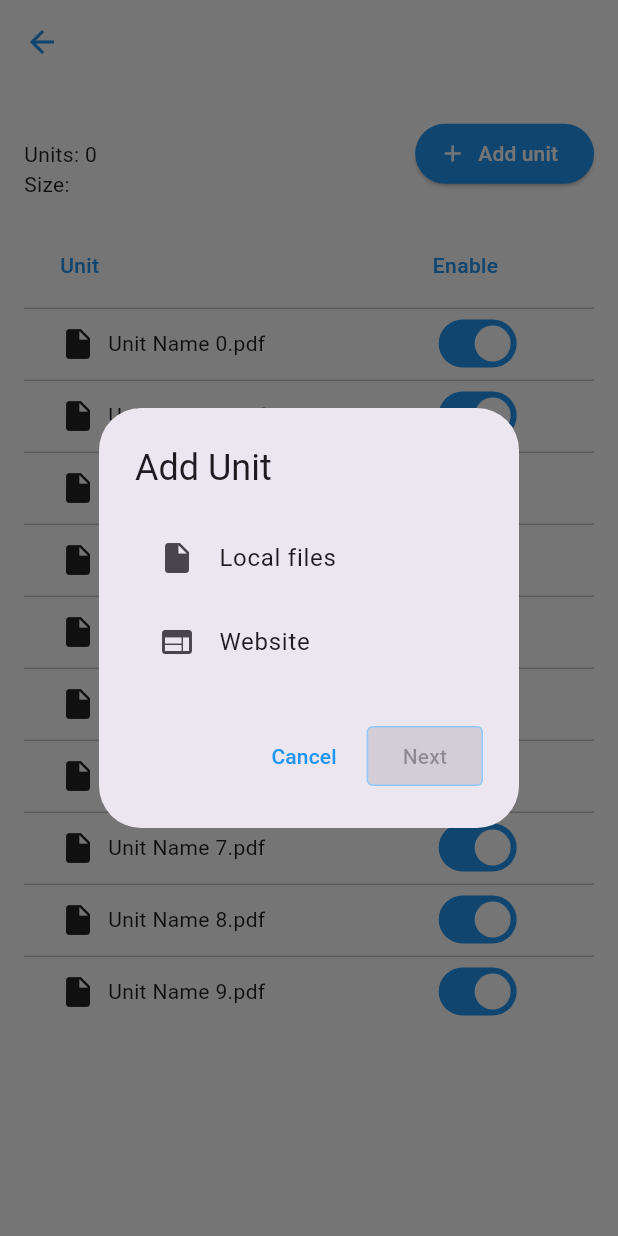
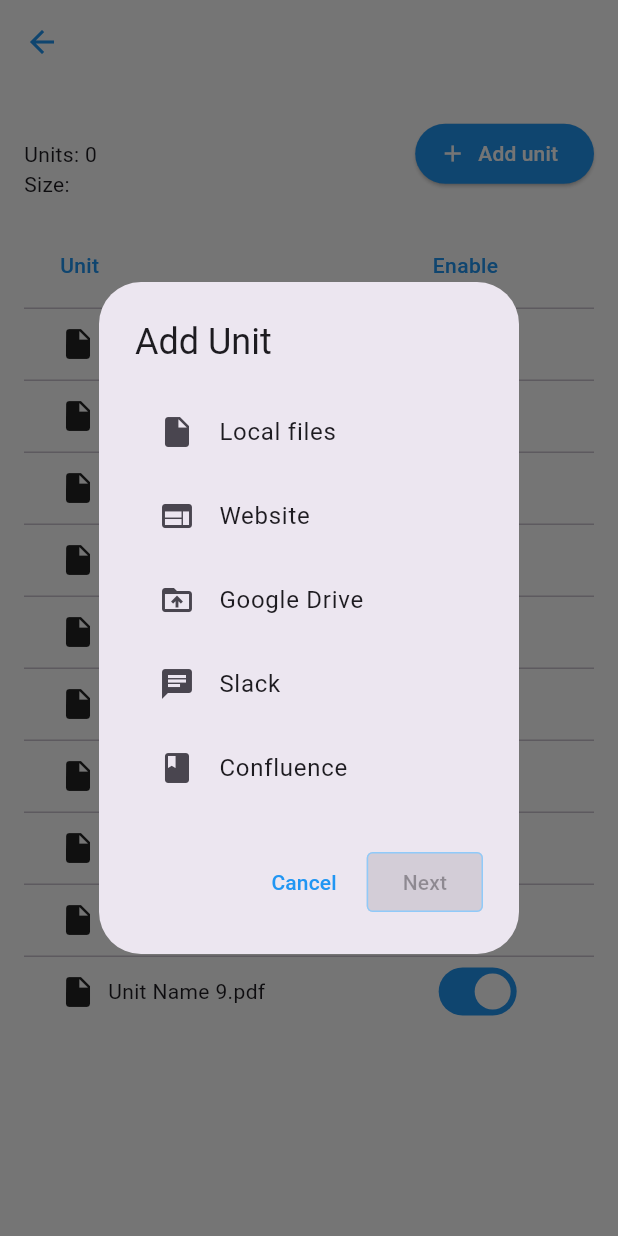
Before and after one commit to phamvu1001/ADVMobile, a Flutter app: the KnowledgeDetails screen opened directly with empty values, after a tap on "Add unit", on a phone screen of 412 x 824 dp. Run offline on Flutter 3.47's test engine with Material 3 defaults, Android fonts, the phone set to English and light mode, and no system bars; our stand-ins replace dropdown_button2, hugeicons.

Commit message:
Added forms for Google Drive, Slack and Confluence unit resources

```diff
--- a/lib/src/pages/personal_page/knowledgeDetails_page/knowledgeDetails.dart
+++ b/lib/src/pages/personal_page/knowledgeDetails_page/knowledgeDetails.dart
@@ -57,6 +57,39 @@ class _KnowledgeDetailsState extends State<KnowledgeDetails> {
                           },
                           selected: _selectedSource == 'Website',
                         ),
+                        ListTile(
+                          selectedColor: Colors.blue,
+                          leading: const Icon(Icons.drive_folder_upload),
+                          title: const Text('Google Drive'),
+                          onTap: () {
+                            setState(() {
+                              _selectedSource = 'Google Drive';
+                            });
+                          },
+                          selected: _selectedSource == 'Google Drive',
+                        ),
+                        ListTile(
+                          selectedColor: Colors.blue,
+                          leading: const Icon(Icons.chat),
+                          title: const Text('Slack'),
+                          onTap: () {
+                            setState(() {
+                              _selectedSource = 'Slack';
+                            });
+                          },
+                          selected: _selectedSource == 'Slack',
+                        ),
+                        ListTile(
+                          selectedColor: Colors.blue,
+                          leading: const Icon(Icons.book),
+                          title: const Text('Confluence'),
+                          onTap: () {
+                            setState(() {
+                              _selectedSource = 'Confluence';
+                            });
+                          },
+                          selected: _selectedSource == 'Confluence',
+                        ),
                         // Add more ListTile widgets for other sources
                       ],
                     ),
@@ -80,6 +113,69 @@ class _KnowledgeDetailsState extends State<KnowledgeDetails> {
                           ),
                         ),
                         // Add more fields for website if needed
+                      ],
+                    ),
+                  if (_showFields && _selectedSource == 'Google Drive')
+                    Column(
+                      children: [
+                        TextField(
+                          decoration: const InputDecoration(
+                            labelText: 'Name',
+                          ),
+                        ),
+                        TextField(
+                          decoration: const InputDecoration(
+                            labelText: 'Google Drive Credential',
+                          ),
+                        ),
+                        // Add more fields for Google Drive if needed
+                      ],
+                    ),
+                  if (_showFields && _selectedSource == 'Slack')
+                    Column(
+                      children: [
+                        TextField(
+                          decoration: const InputDecoration(
+                            labelText: 'Name',
+                          ),
+                        ),
+                        TextField(
+                          decoration: const InputDecoration(
+                            labelText: 'Slack Workspace',
+                          ),
+                        ),
+                        TextField(
+                          decoration: const InputDecoration(
+                            labelText: 'Slack Bot Token',
+                          ),
+                        ),
+                        // Add more fields for Slack if needed
+                      ],
+                    ),
+                  if (_showFields && _selectedSource == 'Confluence')
+                    Column(
+                      children: [
+                        TextField(
+                          decoration: const InputDecoration(
+                            labelText: 'Name',
+                          ),
+                        ),
+                        TextField(
+                          decoration: const InputDecoration(
+                            labelText: 'Wiki Page URL',
+                          ),
+                        ),
+                        TextField(
+                          decoration: const InputDecoration(
+                            labelText: 'Confluence Username',
+                          ),
+                        ),
+                        TextField(
+                          decoration: const InputDecoration(
+                            labelText: 'Confluence Access Token',
+                          ),
+                        ),
+                        // Add more fields for Confluence if needed
                       ],
                     ),
                 ],
```
